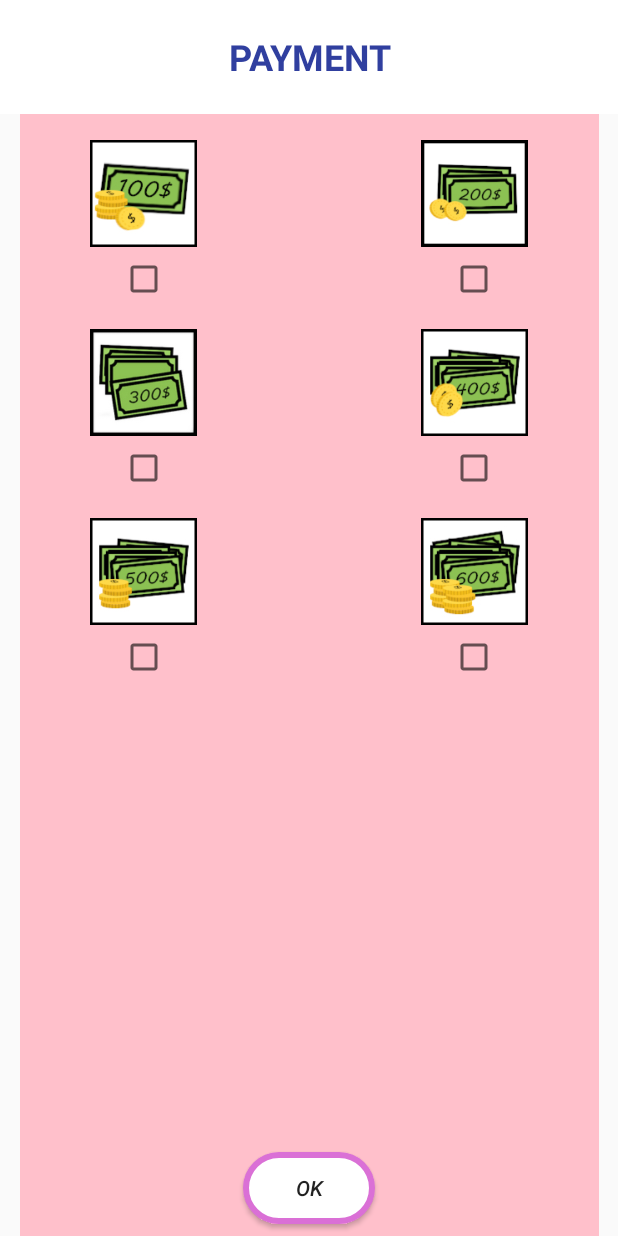
After one commit to proudpraowww/egco428project, an Android app: the layout payment_dialog.xml on its own in the app's theme, with its tools: preview values and no code run, on a phone screen of 412 x 824 dp. The commit adds this screen. Run offline under Robolectric (Android 15) with nearby library versions, the phone set to English and light mode, and no system bars.

Commit message:
dialog for student history and student payment

```diff
--- a/app/src/main/res/drawable/round_button.xml
+++ b/app/src/main/res/drawable/round_button.xml
@@ -17,6 +17,6 @@
 
     <stroke
         android:width="4dp"
-        android:color="#87CEFA" />
+        android:color="#DA70D6" />
 
 </shape>
--- a/app/src/main/res/layout/activity_profile_student.xml
+++ b/app/src/main/res/layout/activity_profile_student.xml
@@ -165,7 +165,7 @@
         <ImageView
             android:id="@+id/bottom_cover_image"
             android:layout_width="match_parent"
-            android:layout_height="100dp"
+            android:layout_height="60dp"
             android:background="@drawable/ic_launcher_background"
             android:scaleType="centerCrop"
             android:rotation="180"
--- /dev/null
+++ b/app/src/main/res/layout/payment_dialog.xml
@@ -0,0 +1,167 @@
+<?xml version="1.0" encoding="utf-8"?>
+<android.support.constraint.ConstraintLayout
+    xmlns:android="http://schemas.android.com/apk/res/android"
+    xmlns:app="http://schemas.android.com/apk/res-auto"
+    xmlns:tools="http://schemas.android.com/tools"
+    android:layout_width="match_parent"
+    android:layout_height="match_parent">
+
+    <View
+        android:id="@+id/view2"
+        android:layout_width="386dp"
+        android:layout_height="match_parent"
+        android:background="#FFC0CB"
+        app:layout_constraintBottom_toBottomOf="parent"
+        app:layout_constraintEnd_toEndOf="parent"
+        app:layout_constraintStart_toStartOf="parent"
+        app:layout_constraintTop_toTopOf="parent"
+        app:layout_constraintVertical_bias="1.0" />
+
+    <TextView
+        android:id="@+id/history2"
+        android:layout_width="match_parent"
+        android:layout_height="76dp"
+        android:background="#FFFFFF"
+        android:gravity="center"
+        android:text="PAYMENT"
+        android:textAlignment="center"
+        android:textColor="@color/colorPrimaryDark"
+        android:textSize="24sp"
+        android:textStyle="bold"
+        app:layout_constraintEnd_toEndOf="parent"
+        app:layout_constraintHorizontal_bias="0.0"
+        app:layout_constraintStart_toStartOf="parent"
+        app:layout_constraintTop_toTopOf="parent" />
+
+    <Button
+        android:id="@+id/okBtn"
+        android:layout_width="wrap_content"
+        android:layout_height="wrap_content"
+        android:layout_marginBottom="8dp"
+        android:layout_marginEnd="8dp"
+        android:layout_marginStart="8dp"
+        android:background="@drawable/round_button"
+        android:text="OK"
+        android:textAlignment="center"
+        android:textSize="14sp"
+        android:textStyle="italic"
+        app:layout_constraintBottom_toBottomOf="@+id/view2"
+        app:layout_constraintEnd_toEndOf="parent"
+        app:layout_constraintStart_toStartOf="parent" />
+
+    <ImageView
+        android:id="@+id/cash_100"
+        android:layout_width="71dp"
+        android:layout_height="74dp"
+        android:layout_marginStart="60dp"
+        android:layout_marginTop="16dp"
+        app:layout_constraintStart_toStartOf="parent"
+        app:layout_constraintTop_toBottomOf="@+id/history2"
+        app:srcCompat="@drawable/cash100" />
+
+    <ImageView
+        android:id="@+id/cash_200"
+        android:layout_width="71dp"
+        android:layout_height="74dp"
+        android:layout_marginEnd="60dp"
+        android:layout_marginTop="16dp"
+        app:layout_constraintEnd_toEndOf="parent"
+        app:layout_constraintTop_toBottomOf="@+id/history2"
+        app:srcCompat="@drawable/cash200" />
+
+    <ImageView
+        android:id="@+id/cash_300"
+        android:layout_width="71dp"
+        android:layout_height="74dp"
+        android:layout_marginStart="60dp"
+        android:layout_marginTop="16dp"
+        app:layout_constraintStart_toStartOf="parent"
+        app:layout_constraintTop_toBottomOf="@+id/checkbox_cash100"
+        app:srcCompat="@drawable/cash300" />
+
+    <ImageView
+        android:id="@+id/cash_400"
+        android:layout_width="71dp"
+        android:layout_height="74dp"
+        android:layout_marginEnd="60dp"
+        android:layout_marginTop="16dp"
+        app:layout_constraintEnd_toEndOf="parent"
+        app:layout_constraintTop_toBottomOf="@+id/checkbox_cash200"
+        app:srcCompat="@drawable/cash400" />
+
+    <ImageView
+        android:id="@+id/cash_500"
+        android:layout_width="71dp"
+        android:layout_height="74dp"
+        android:layout_marginStart="60dp"
+        android:layout_marginTop="16dp"
+        app:layout_constraintStart_toStartOf="parent"
+        app:layout_constraintTop_toBottomOf="@+id/checkbox_cash300"
+        app:srcCompat="@drawable/cash500" />
+
+    <ImageView
+        android:id="@+id/cash_600"
+        android:layout_width="71dp"
+        android:layout_height="74dp"
+        android:layout_marginEnd="60dp"
+        android:layout_marginTop="16dp"
+        app:layout_constraintEnd_toEndOf="parent"
+        app:layout_constraintTop_toBottomOf="@+id/checkbox_cash400"
+        app:srcCompat="@drawable/cash600" />
+
+    <CheckBox
+        android:id="@+id/checkbox_cash100"
+        android:layout_width="wrap_content"
+        android:layout_height="wrap_content"
+        android:layout_marginStart="80dp"
+        android:layout_marginTop="4dp"
+        app:layout_constraintStart_toStartOf="parent"
+        app:layout_constraintTop_toBottomOf="@+id/cash_100" />
+
+    <CheckBox
+        android:id="@+id/checkbox_cash200"
+        android:layout_width="wrap_content"
+        android:layout_height="wrap_content"
+        android:layout_marginEnd="80dp"
+        android:layout_marginTop="4dp"
+        app:layout_constraintEnd_toEndOf="parent"
+        app:layout_constraintTop_toBottomOf="@+id/cash_200" />
+
+    <CheckBox
+        android:id="@+id/checkbox_cash300"
+        android:layout_width="wrap_content"
+        android:layout_height="wrap_content"
+        android:layout_marginStart="80dp"
+        android:layout_marginTop="4dp"
+        app:layout_constraintStart_toStartOf="parent"
+        app:layout_constraintTop_toBottomOf="@+id/cash_300" />
+
+    <CheckBox
+        android:id="@+id/checkbox_cash400"
+        android:layout_width="wrap_content"
+        android:layout_height="wrap_content"
+        android:layout_marginEnd="80dp"
+        android:layout_marginTop="4dp"
+        app:layout_constraintEnd_toEndOf="parent"
+        app:layout_constraintTop_toBottomOf="@+id/cash_400" />
+
+    <CheckBox
+        android:id="@+id/checkbox_cash500"
+        android:layout_width="wrap_content"
+        android:layout_height="wrap_content"
+        android:layout_marginStart="80dp"
+        android:layout_marginTop="4dp"
+        app:layout_constraintStart_toStartOf="parent"
+        app:layout_constraintTop_toBottomOf="@+id/cash_500" />
+
+    <CheckBox
+        android:id="@+id/checkbox_cash600"
+        android:layout_width="wrap_content"
+        android:layout_height="wrap_content"
+        android:layout_marginEnd="80dp"
+        android:layout_marginTop="4dp"
+        app:layout_constraintEnd_toEndOf="parent"
+        app:layout_constraintTop_toBottomOf="@+id/cash_600" />
+
+
+</android.support.constraint.ConstraintLayout>
```
Also changed, not shown: app/src/main/java/com/egco428/egco428project/profileStudent.kt (+51 -6 lines), app/src/main/res/layout/history_dialog.xml (added, +64 -0 lines), app/src/main/res/drawable/cash100.jpg (added), app/src/main/res/drawable/cash200.jpg (added), app/src/main/res/drawable/cash300.jpg (added), app/src/main/res/drawable/cash400.jpg (added), app/src/main/res/drawable/cash500.jpg (added), app/src/main/res/drawable/cash600.jpg (added).
